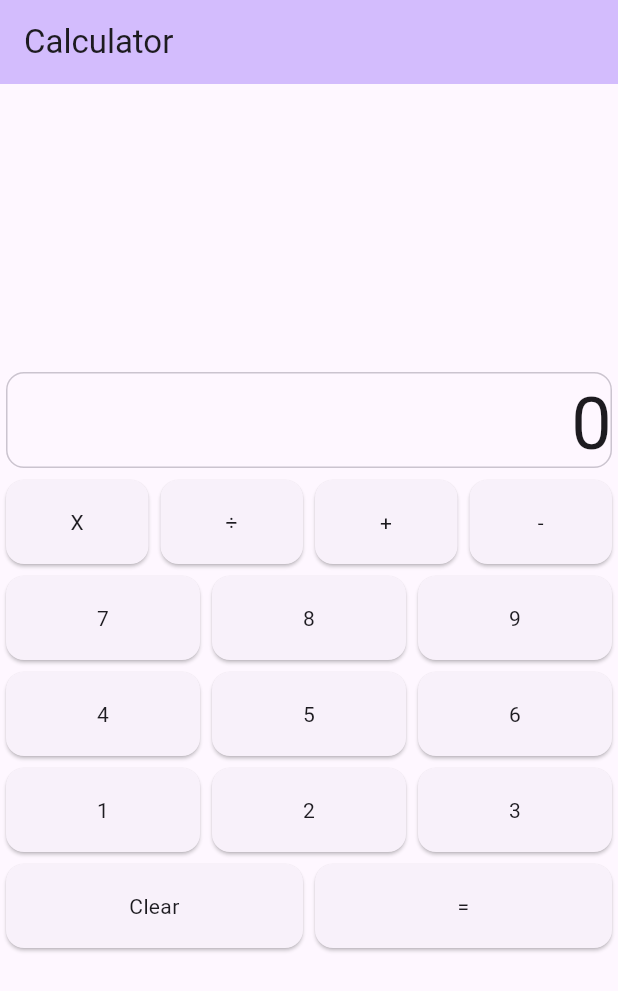
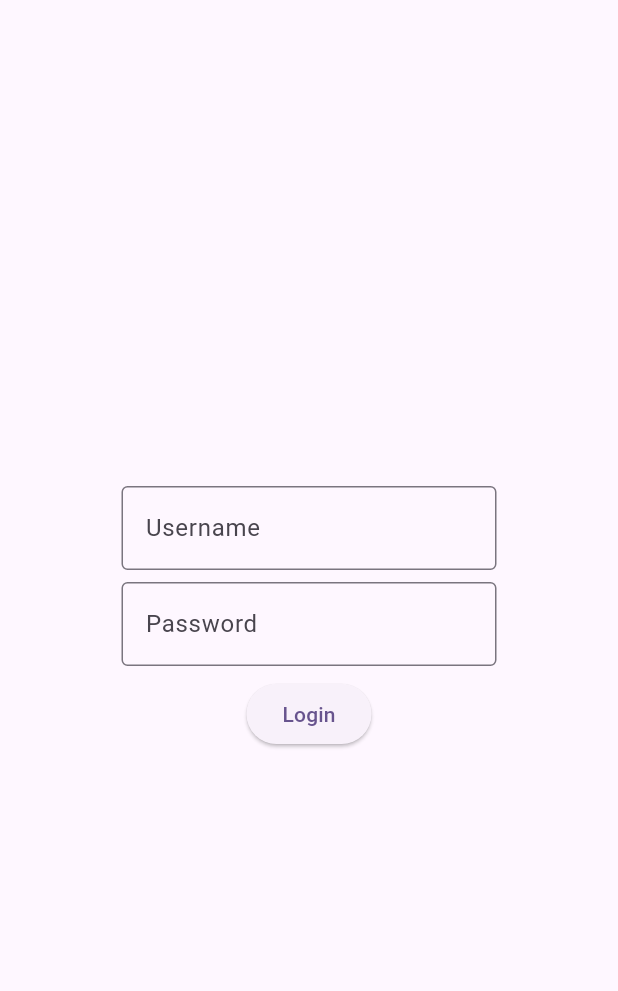
Before and after one commit to rkomiyama/calculator-with-login, a Flutter app: the screen it shows after launch, on a phone screen of 412 x 824 dp. Shown: the top 991 px of the screen. Run offline on Flutter 3.47's test engine with Material 3 defaults, Android fonts, the phone set to English and light mode, and no system bars; missing offline and left inert: dart:ffi.

Commit message:
Added login page UI

```diff
--- a/lib/main.dart
+++ b/lib/main.dart
@@ -13,7 +13,7 @@ class MyApp extends StatelessWidget {
   @override
   Widget build(BuildContext context) {
     return MaterialApp(
-      title: 'Flutter Demo',
+      title: 'Calculator with Login',
       theme: ThemeData(
         // This is the theme of your application.
         //
@@ -32,7 +32,76 @@ class MyApp extends StatelessWidget {
         // tested with just a hot reload.
         colorScheme: ColorScheme.fromSeed(seedColor: Colors.deepPurple),
       ),
-      home: const MyHomePage(title: 'Calculator'),
+      initialRoute: '/login',
+      routes: {
+        '/login': (context) => const LoginPage(),
+        '/home': (context) => const MyHomePage(title: 'Calculator with Login'),
+      },
+      home: const LoginPage(),
+    );
+  }
+}
+
+class LoginPage extends StatefulWidget {
+  const LoginPage({super.key});
+
+  @override
+  State<LoginPage> createState() => _LoginPageState();
+}
+
+class _LoginPageState extends State<LoginPage> {
+  final _usernameController = TextEditingController();
+  final _passwordController = TextEditingController();
+
+  @override
+  void dispose() {
+    _usernameController.dispose();
+    _passwordController.dispose();
+    super.dispose();
+  }
+
+  void _loginPressed() {
+    Navigator.pushNamed(context, '/home');
+  }
+
+  @override
+  Widget build(BuildContext context) {
+    return Scaffold(
+      body: Center(
+        child: Padding(
+          padding: const EdgeInsets.all(30.0),
+          child: Column(
+            mainAxisAlignment: MainAxisAlignment.center,
+            crossAxisAlignment: CrossAxisAlignment.center,
+            children: <Widget>[
+              SizedBox(
+                width: 250,
+                child: TextField(
+                  controller: _usernameController,
+                  decoration: InputDecoration(
+                    labelText: 'Username',
+                    border: OutlineInputBorder(),
+                  ),
+                ),
+              ),
+              SizedBox(height: 8.0),
+              SizedBox(
+                width: 250,
+                child: TextField(
+                  controller: _passwordController,
+                  decoration: InputDecoration(
+                    labelText: 'Password',
+                    border: OutlineInputBorder(),
+                  ),
+                  obscureText: true,
+                ),
+              ),
+              SizedBox(height: 8.0),
+              Center(child: ElevatedButton(onPressed: _loginPressed, child: Text('Login')))
+            ]
+          )
+        )
+      )
     );
   }
 }
@@ -56,21 +125,9 @@ class MyHomePage extends StatefulWidget {
 }
 
 class _MyHomePageState extends State<MyHomePage> {
-  int _counter = 0;
   int _resultNum = 0;
   int _savedNum = 0;
   String? _opKey;
-
-  void _incrementCounter() {
-    setState(() {
-      // This call to setState tells the Flutter framework that something has
-      // changed in this State, which causes it to rerun the build method below
-      // so that the display can reflect the updated values. If we changed
-      // _counter without calling setState(), then the build method would not be
-      // called again, and so nothing would appear to happen.
-      _counter++;
-    });
-  }
 
   void _numPressed(numKey) {
     setState(() {
```
